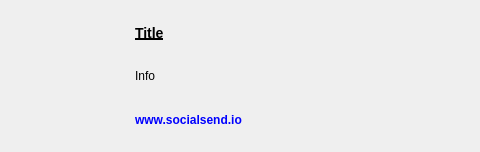
Above: src/qt/forms/annwidget.ui from HTHcoin/helpthehomelesscoin before the change; both pictures show x 182 to 662 and y 0 to 152 of the 805 by 152 pixel window. Below: the same form after it.
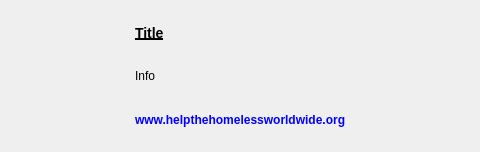
That is the form after the change.

Patch:
```diff
--- a/src/qt/forms/annwidget.ui
+++ b/src/qt/forms/annwidget.ui
@@ -131,7 +131,7 @@
 margin:0px;</string>
          </property>
          <property name="text">
-          <string>www.socialsend.io</string>
+          <string>www.helpthehomelessworldwide.org</string>
          </property>
          <property name="flat">
           <bool>false</bool>
```
